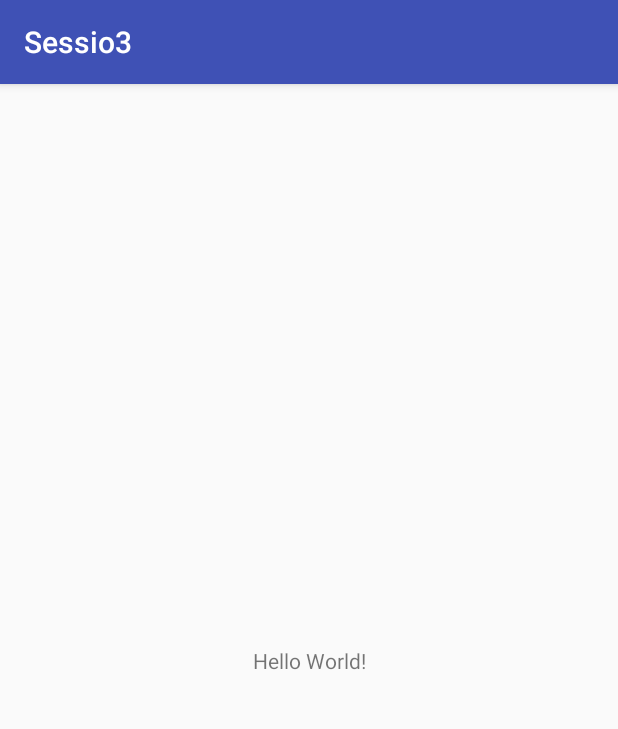
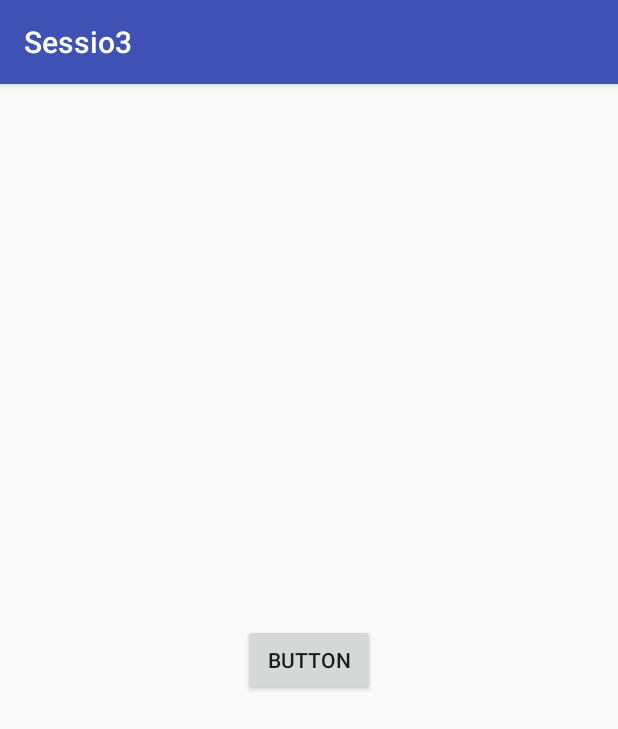
Before and after one commit to pauek/Sessio3, an Android app: the screen it shows after launch (MainActivity), on a phone screen of 412 x 824 dp. Shown: the top 729 px of the screen. Run offline under Robolectric (Android 15) with nearby library versions, the phone set to English and light mode, and no system bars.

Commit message:
Afegeixo un botó que diu hola.

```diff
--- a/app/src/main/java/info/pauek/sessio3/MainActivity.java
+++ b/app/src/main/java/info/pauek/sessio3/MainActivity.java
@@ -2,6 +2,9 @@ package info.pauek.sessio3;
 
 import android.support.v7.app.AppCompatActivity;
 import android.os.Bundle;
+import android.view.View;
+import android.widget.Button;
+import android.widget.Toast;
 
 public class MainActivity extends AppCompatActivity {
 
@@ -9,5 +12,13 @@ public class MainActivity extends AppCompatActivity {
     protected void onCreate(Bundle savedInstanceState) {
         super.onCreate(savedInstanceState);
         setContentView(R.layout.activity_main);
+
+        Button button = (Button) findViewById(R.id.button);
+        button.setOnClickListener(new View.OnClickListener() {
+            @Override
+            public void onClick(View view) {
+                Toast.makeText(MainActivity.this, "hola", Toast.LENGTH_LONG).show();
+            }
+        });
     }
 }
--- a/app/src/main/res/layout/activity_main.xml
+++ b/app/src/main/res/layout/activity_main.xml
@@ -6,13 +6,17 @@
     android:layout_height="match_parent"
     tools:context="info.pauek.sessio3.MainActivity">
 
-    <TextView
+    <Button
+        android:id="@+id/button"
         android:layout_width="wrap_content"
         android:layout_height="wrap_content"
-        android:text="Hello World!"
+        android:text="Button"
+        app:layout_constraintTop_toTopOf="parent"
+        android:layout_marginTop="8dp"
         app:layout_constraintBottom_toBottomOf="parent"
-        app:layout_constraintLeft_toLeftOf="parent"
+        android:layout_marginBottom="8dp"
+        android:layout_marginRight="8dp"
         app:layout_constraintRight_toRightOf="parent"
-        app:layout_constraintTop_toTopOf="parent" />
-
+        android:layout_marginLeft="8dp"
+        app:layout_constraintLeft_toLeftOf="parent" />
 </android.support.constraint.ConstraintLayout>
```
